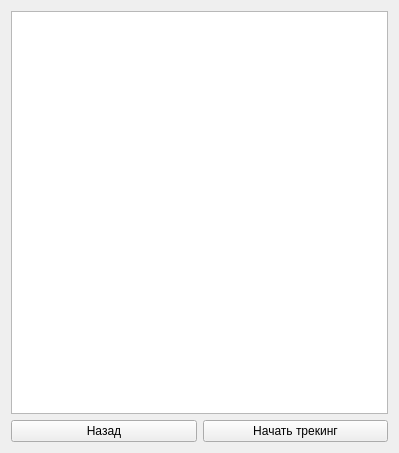
First picture: the form in app/view/pyqt_view/UI/tracking_info_view.ui, repository IAbsoluteZeroI/diplom, before the edit.
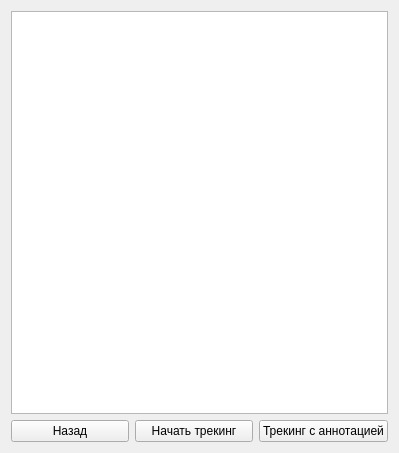
Second picture: the form after the edit.

Commit message: добавил вариант аннотировать/не аннотировать в UI

```diff
--- a/app/view/pyqt_view/UI/tracking_info_view.ui
+++ b/app/view/pyqt_view/UI/tracking_info_view.ui
@@ -35,6 +35,13 @@
          </property>
         </widget>
        </item>
+       <item>
+        <widget class="QPushButton" name="startTrackingAnnotationButton">
+         <property name="text">
+          <string>Трекинг с аннотацией</string>
+         </property>
+        </widget>
+       </item>
       </layout>
      </item>
     </layout>
```
The commit also changes 2 other files.
